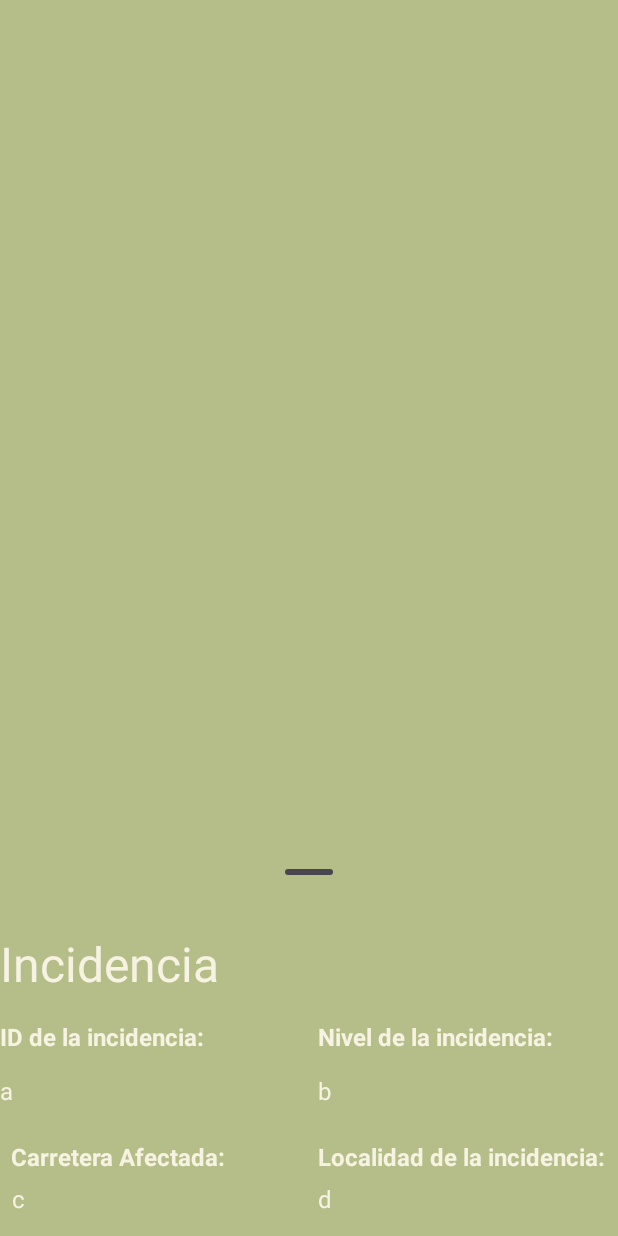
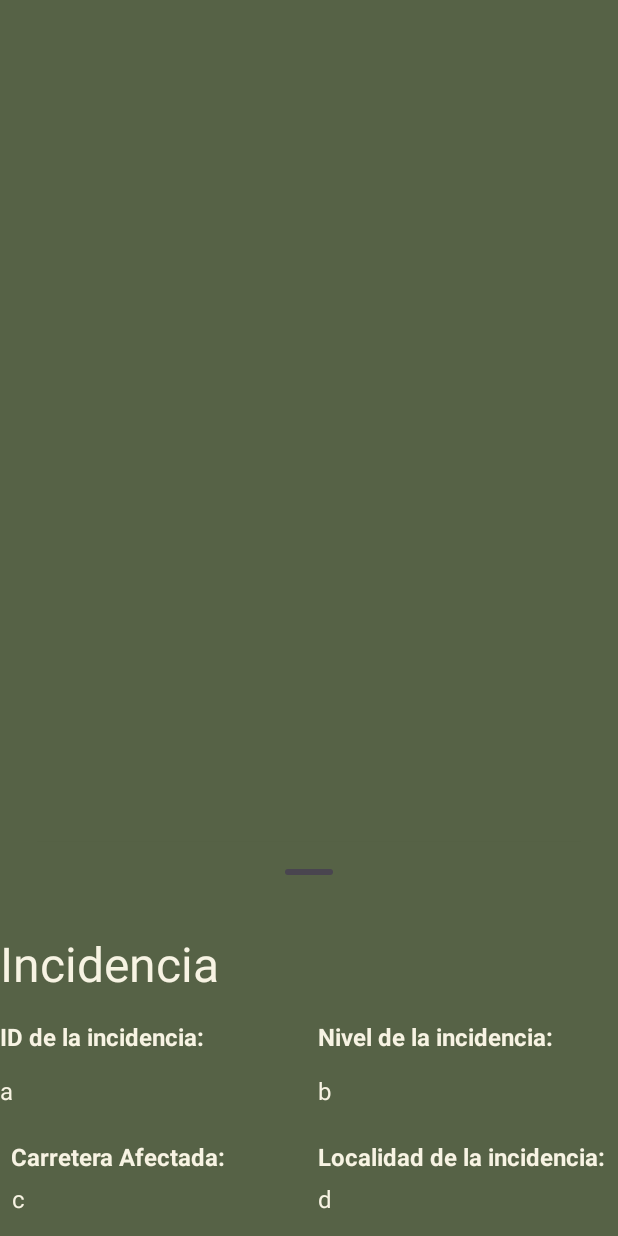
Before and after one commit to Oskere/Proyecto_DAM, an Android app: the layout incidencia_menu.xml on its own in the app's theme, with its tools: preview values and no code run, on a phone screen of 412 x 824 dp. Run offline under Robolectric (Android 15) with nearby library versions, the phone set to English and light mode, and no system bars; network calls fail.

Commit message:
correcion de colores

```diff
--- a/app/src/main/java/com/example/reto/MainActivity.java
+++ b/app/src/main/java/com/example/reto/MainActivity.java
@@ -108,6 +108,7 @@ public class MainActivity extends AppCompatActivity implements OnMapReadyCallbac
         TextView headerTitleTextView = headerView.findViewById(R.id.header_title);
 
         headerTitleTextView.setText(username);
+        Log.d("isguest", "onCreate: "+username);
 
 
         new Handler().postDelayed(new Runnable() {
@@ -143,7 +144,7 @@ public class MainActivity extends AppCompatActivity implements OnMapReadyCallbac
             public boolean onNavigationItemSelected(MenuItem menuItem) {
                 int id = menuItem.getItemId();
 
-                boolean isGuest = "Invitado".equals(username);
+                boolean isGuest = "invitado".equals(username);
 
                 if (id == R.id.switch_Camaras) {
                     View actionView = menuItem.getActionView();
--- a/app/src/main/res/layout/incidencia_menu.xml
+++ b/app/src/main/res/layout/incidencia_menu.xml
@@ -4,21 +4,21 @@
     xmlns:tools="http://schemas.android.com/tools"
     android:layout_width="match_parent"
     android:layout_height="match_parent"
-    android:background="@color/verdeClaro">
+    android:background="@color/verdeOscuro">
 
     <androidx.constraintlayout.widget.ConstraintLayout
         android:id="@+id/standard_bottom_sheet"
         style="@style/Widget.Material3.BottomSheet"
         android:layout_width="match_parent"
         android:layout_height="wrap_content"
-        android:backgroundTint="@color/verdeClaro"
+        android:backgroundTint="@color/verdeOscuro"
         app:layout_behavior="com.google.android.material.bottomsheet.BottomSheetBehavior">
 
         <com.google.android.material.bottomsheet.BottomSheetDragHandleView
             android:id="@+id/drag_handle"
             android:layout_width="match_parent"
             android:layout_height="59dp"
-            android:background="@color/verdeClaro"
+            android:background="@color/verdeOscuro"
             app:layout_constraintEnd_toEndOf="parent"
             app:layout_constraintStart_toStartOf="parent"
             app:layout_constraintTop_toTopOf="parent" />
```
Also changed, not shown: app/src/main/res/layout/camara_menu.xml (+4 -4 lines).
